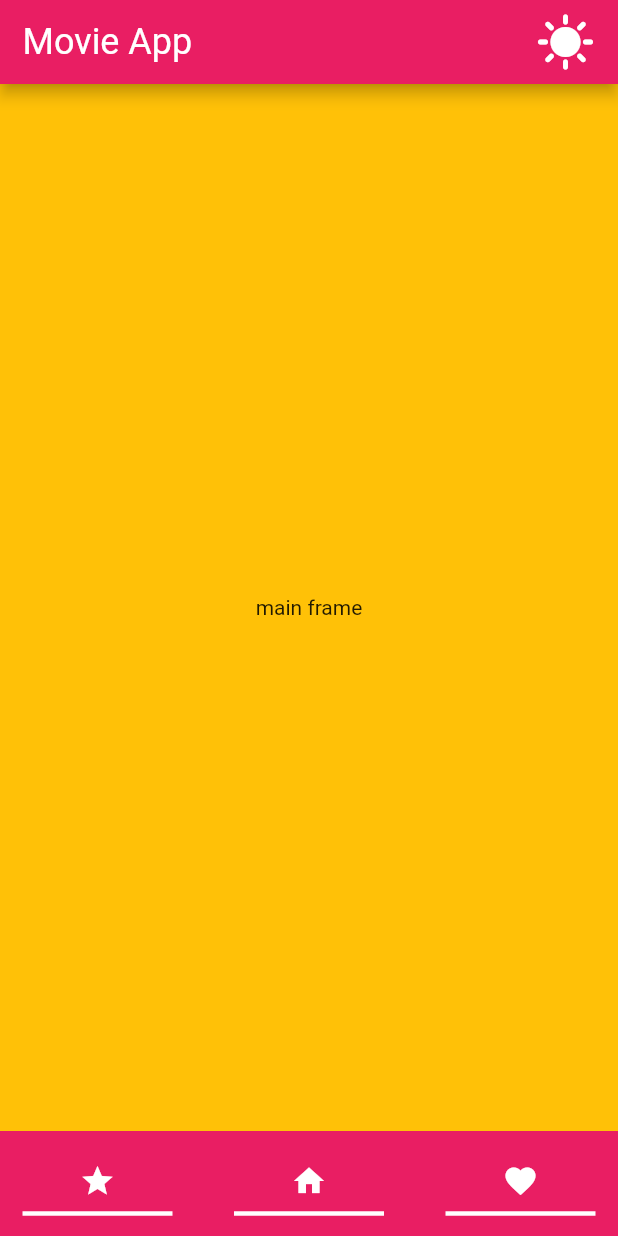
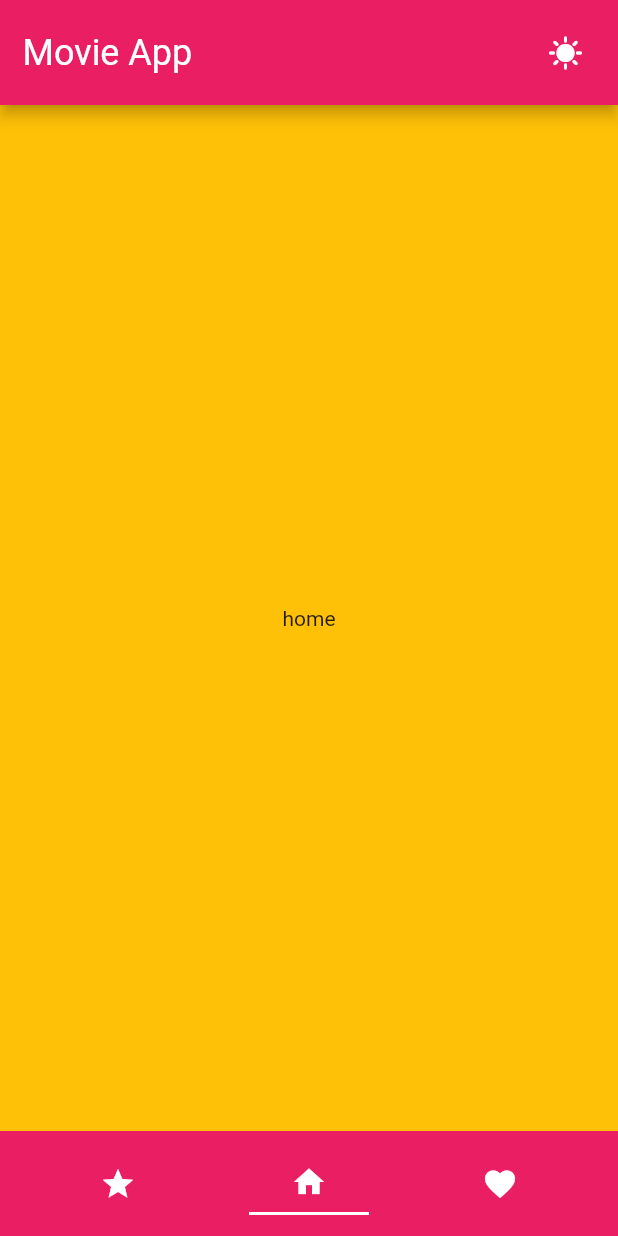
Before and after one commit to gicampioto/movie_app, a Flutter app: the screen it shows after launch, on a phone screen of 412 x 824 dp. Run offline on Flutter 3.47's test engine with Material 2 defaults, Android fonts, the phone set to English and light mode, and no system bars; our stand-ins replace equatable, flutter_bloc, get_it.

Commit message:
main frame presentation

```diff
--- /dev/null
+++ b/lib/core/utils/inject.dart
@@ -0,0 +1,9 @@
+import '../../main_frame/presentation/bloc/main_frame_bloc.dart';
+
+class Inject {
+  static init() async {
+    // MAIN_FRAME
+    //Controller
+    $MainFrameBloc;
+  }
+}
--- a/lib/design_system/utils/sizes.dart
+++ b/lib/design_system/utils/sizes.dart
@@ -2,6 +2,8 @@ class AppSizes {
   static const double padding = 15;
   static const double halfPadding = 7.5;
   static const double doublePadding = 30;
+
+  static const double barSizes = doublePadding + BtnSizes.icon;
 }
 
 class BtnSizes {
--- a/lib/main.dart
+++ b/lib/main.dart
@@ -1,7 +1,11 @@
 import 'package:flutter/material.dart';
 import 'package:movie_app/main_frame/presentation/view/main_frame_view.dart';
 
-void main() {
+import 'core/utils/inject.dart';
+
+void main() async {
+  await Inject.init();
+
   runApp(const MyApp());
 }
 
--- /dev/null
+++ b/lib/main_frame/presentation/bloc/main_frame_bloc.dart
@@ -0,0 +1,31 @@
+import 'package:flutter_bloc/flutter_bloc.dart';
+import 'package:get_it/get_it.dart';
+
+import 'main_frame_event.dart';
+import 'main_frame_state.dart';
+export 'main_frame_event.dart';
+export 'main_frame_state.dart';
+
+final $MainFrameBloc = GetIt.I.registerSingleton<MainFrameBloc>(
+  MainFrameBloc(),
+);
+
+class MainFrameBloc extends Bloc<MainFrameEvent, MainFrameState> {
+  MainFrameBloc() : super(MFHomeViewState()) {
+    on<MFTapHomeEvent>((event, emit) {
+      emit(MFHomeViewState());
+    });
+
+    on<MFTapFavoriteEvent>((event, emit) {
+      emit(MFFavoriteViewState());
+    });
+
+    on<MFTapPopularEvent>((event, emit) {
+      emit(MFPopularViewState());
+    });
+
+    on<MFTapMovieEvent>((event, emit) {
+      emit(MFMovieViewState());
+    });
+  }
+}
--- /dev/null
+++ b/lib/main_frame/presentation/bloc/main_frame_event.dart
@@ -0,0 +1,23 @@
+import 'package:equatable/equatable.dart';
+
+abstract class MainFrameEvent extends Equatable {}
+
+class MFTapHomeEvent extends MainFrameEvent {
+  @override
+  List<Object?> get props => [];
+}
+
+class MFTapPopularEvent extends MainFrameEvent {
+  @override
+  List<Object?> get props => [];
+}
+
+class MFTapFavoriteEvent extends MainFrameEvent {
+  @override
+  List<Object?> get props => [];
+}
+
+class MFTapMovieEvent extends MainFrameEvent {
+  @override
+  List<Object?> get props => [];
+}
--- /dev/null
+++ b/lib/main_frame/presentation/bloc/main_frame_state.dart
@@ -0,0 +1,23 @@
+import 'package:equatable/equatable.dart';
+
+abstract class MainFrameState extends Equatable {}
+
+class MFHomeViewState extends MainFrameState {
+  @override
+  List<Object?> get props => [];
+}
+
+class MFFavoriteViewState extends MainFrameState {
+  @override
+  List<Object?> get props => [];
+}
+
+class MFPopularViewState extends MainFrameState {
+  @override
+  List<Object?> get props => [];
+}
+
+class MFMovieViewState extends MainFrameState {
+  @override
+  List<Object?> get props => [];
+}
--- a/lib/main_frame/presentation/components/app_bar.dart
+++ b/lib/main_frame/presentation/components/app_bar.dart
@@ -1,28 +1,30 @@
 import 'package:flutter/material.dart';
 import 'package:movie_app/design_system/utils/sizes.dart';
 
+import '../../../design_system/widgets/icon_btn.dart';
+
 AppBar appBar() {
   const padding = SizedBox(width: AppSizes.padding);
-  const color = Colors.white;
+
+  const Widget title = Center(
+    child: Text(
+      'Movie App',
+      style: TextStyle(fontSize: 24),
+    ),
+  );
+
+  Widget themeBtn = IconBtn(
+    tap: () {},
+    icon: Icons.sunny,
+  );
 
   return AppBar(
+    toolbarHeight: AppSizes.barSizes,
     actions: [
       padding,
-      const Center(
-        child: Text(
-          'Movie App',
-          style: TextStyle(fontSize: 24),
-        ),
-      ),
+      title,
       const Spacer(),
-      IconButton(
-        onPressed: () {},
-        icon: const Icon(
-          Icons.sunny,
-          size: BtnSizes.icon,
-          color: color,
-        ),
-      ),
+      themeBtn,
       padding,
     ],
   );
--- a/lib/main_frame/presentation/components/nav_bar.dart
+++ b/lib/main_frame/presentation/components/nav_bar.dart
@@ -1,24 +1,34 @@
 import 'package:flutter/material.dart';
-import 'package:movie_app/design_system/utils/sizes.dart';
-import 'package:movie_app/main_frame/presentation/widgets/nav_bar_btn.dart';
+import 'package:flutter_bloc/flutter_bloc.dart';
+
+import '../../../design_system/utils/sizes.dart';
+import '../widgets/nav_bar_btn.dart';
+import '../bloc/main_frame_bloc.dart';
 
 class NavBar extends StatelessWidget {
   const NavBar({Key? key}) : super(key: key);
 
   @override
   Widget build(BuildContext context) {
+    final bloc = context.read<MainFrameBloc>();
+
     return Container(
       color: Colors.pink,
-      height: AppSizes.doublePadding + BtnSizes.icon,
+      height: AppSizes.barSizes,
       child: Padding(
         padding: const EdgeInsets.symmetric(horizontal: AppSizes.padding),
-        child: Row(
-          mainAxisAlignment: MainAxisAlignment.spaceBetween,
-          children: [
-            NavBarBtn.popular(),
-            NavBarBtn.home(),
-            NavBarBtn.favorite(),
-          ],
+        child: BlocBuilder<MainFrameBloc, MainFrameState>(
+          bloc: bloc,
+          builder: (context, state) {
+            return Row(
+              mainAxisAlignment: MainAxisAlignment.spaceAround,
+              children: [
+                NavBarBtn.popular(bloc),
+                NavBarBtn.home(bloc),
+                NavBarBtn.favorite(bloc),
+              ],
+            );
+          },
         ),
       ),
     );
--- a/lib/main_frame/presentation/view/main_frame_view.dart
+++ b/lib/main_frame/presentation/view/main_frame_view.dart
@@ -1,19 +1,80 @@
 import 'package:flutter/material.dart';
+import 'package:flutter_bloc/flutter_bloc.dart';
+import 'package:get_it/get_it.dart';
 
 import 'package:movie_app/main_frame/presentation/components/app_bar.dart';
 import 'package:movie_app/main_frame/presentation/components/nav_bar.dart';
 
-class MainFrameView extends StatelessWidget {
+import '../bloc/main_frame_bloc.dart';
+
+class MainFrameView extends StatefulWidget {
   const MainFrameView({Key? key}) : super(key: key);
 
   @override
+  State<MainFrameView> createState() => _MainFrameViewState();
+}
+
+class _MainFrameViewState extends State<MainFrameView> {
+  late MainFrameBloc bloc;
+
+  @override
+  void initState() {
+    super.initState();
+
+    bloc = GetIt.instance.get<MainFrameBloc>();
+  }
+
+  @override
+  void dispose() {
+    bloc.close();
+
+    super.dispose();
+  }
+
+  @override
   Widget build(BuildContext context) {
-    return Scaffold(
-      appBar: appBar(),
-      bottomNavigationBar: const NavBar(),
-      body: Container(
-        color: Colors.amber,
-        child: const Center(child: Text('main frame')),
+    return BlocProvider<MainFrameBloc>.value(
+      value: bloc,
+      child: Scaffold(
+        appBar: appBar(),
+        bottomNavigationBar: const NavBar(),
+        body: BlocBuilder<MainFrameBloc, MainFrameState>(
+          bloc: bloc,
+          builder: (context, state) {
+            if (state is MFHomeViewState) {
+              return Container(
+                color: Colors.amber,
+                child: const Center(child: Text('home')),
+              );
+            }
+
+            if (state is MFFavoriteViewState) {
+              return Container(
+                color: Colors.amber,
+                child: const Center(child: Text('favorite')),
+              );
+            }
+
+            if (state is MFPopularViewState) {
+              return Container(
+                color: Colors.amber,
+                child: const Center(child: Text('popular')),
+              );
+            }
+
+            if (state is MFMovieViewState) {
+              return Container(
+                color: Colors.amber,
+                child: const Center(child: Text('movie')),
+              );
+            }
+
+            return Container(
+              color: Colors.amber,
+              child: const Center(child: Text('main frame')),
+            );
+          },
+        ),
       ),
     );
   }
--- a/lib/main_frame/presentation/widgets/nav_bar_btn.dart
+++ b/lib/main_frame/presentation/widgets/nav_bar_btn.dart
@@ -1,40 +1,71 @@
 import 'package:flutter/material.dart';
+import 'package:movie_app/main_frame/presentation/bloc/main_frame_bloc.dart';
 
 import '../../../design_system/widgets/icon_btn.dart';
 
 class NavBarBtn extends StatelessWidget {
-  const NavBarBtn({Key? key, required this.icon}) : super(key: key);
+  const NavBarBtn(
+      {Key? key, required this.icon, required this.tap, required this.btnOn})
+      : super(key: key);
 
   final IconData icon;
+  final Function() tap;
+  final bool btnOn;
 
-  factory NavBarBtn.home() {
-    return const NavBarBtn(icon: Icons.home);
+  factory NavBarBtn.home(MainFrameBloc bloc) {
+    bool btnOn = bloc.state is MFHomeViewState;
+    return NavBarBtn(
+      icon: Icons.home,
+      tap: () {
+        if (btnOn) return;
+        bloc.add(MFTapHomeEvent());
+      },
+      btnOn: btnOn,
+    );
   }
 
-  factory NavBarBtn.favorite() {
-    return const NavBarBtn(icon: Icons.favorite);
+  factory NavBarBtn.favorite(MainFrameBloc bloc) {
+    bool btnOn = bloc.state is MFFavoriteViewState;
+    return NavBarBtn(
+      icon: Icons.favorite,
+      tap: () {
+        if (btnOn) return;
+        bloc.add(MFTapFavoriteEvent());
+      },
+      btnOn: btnOn,
+    );
   }
 
-  factory NavBarBtn.popular() {
-    return const NavBarBtn(icon: Icons.star);
+  factory NavBarBtn.popular(MainFrameBloc bloc) {
+    bool btnOn = bloc.state is MFPopularViewState;
+    return NavBarBtn(
+      icon: Icons.star,
+      tap: () {
+        if (btnOn) return;
+        bloc.add(MFTapPopularEvent());
+      },
+      btnOn: btnOn,
+    );
   }
 
   @override
   Widget build(BuildContext context) {
-    const Color color = Colors.white;
+    Color color = Colors.white;
 
     return Container(
-      width: 100,
-      decoration: const BoxDecoration(
-        border: Border(
-          bottom: BorderSide(
-            color: color,
-            width: 3.0,
-          ),
-        ),
+      width: 80,
+      decoration: BoxDecoration(
+        border: btnOn
+            ? Border(
+                bottom: BorderSide(
+                  color: color,
+                  width: 2.0,
+                ),
+              )
+            : null,
       ),
       child: IconBtn(
-        tap: () {},
+        tap: tap,
         icon: icon,
         iconColor: color,
       ),
--- a/pubspec.yaml
+++ b/pubspec.yaml
@@ -31,7 +31,9 @@ environment:
 dependencies:
   flutter:
     sdk: flutter
-
+  flutter_bloc: ^8.1.1
+  equatable: ^2.0.5
+  get_it: ^7.2.0
 
   # The following adds the Cupertino Icons font to your application.
   # Use with the CupertinoIcons class for iOS style icons.
```
Also changed, not shown: lib/main_frame/domain/entity/entity.dart (deleted), lib/main_frame/domain/repository/repository.dart (deleted), lib/main_frame/domain/use_case/use_case.dart (deleted), lib/main_frame/external/data_source.dart (deleted), lib/main_frame/infra/data_source/data_source.dart (deleted), lib/main_frame/infra/dto/dto.dart (deleted), lib/main_frame/infra/repository/repository.dart (deleted), lib/main_frame/presentation/bloc/bloc.dart (deleted), pubspec.lock.
